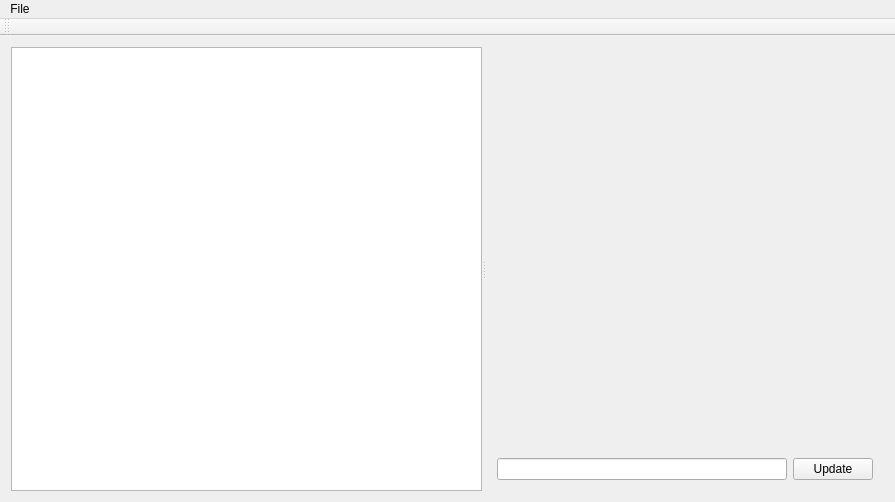
First picture: the form in Stimulator/mainwindow.ui, repository Dystill/umassd-osld, before the edit.
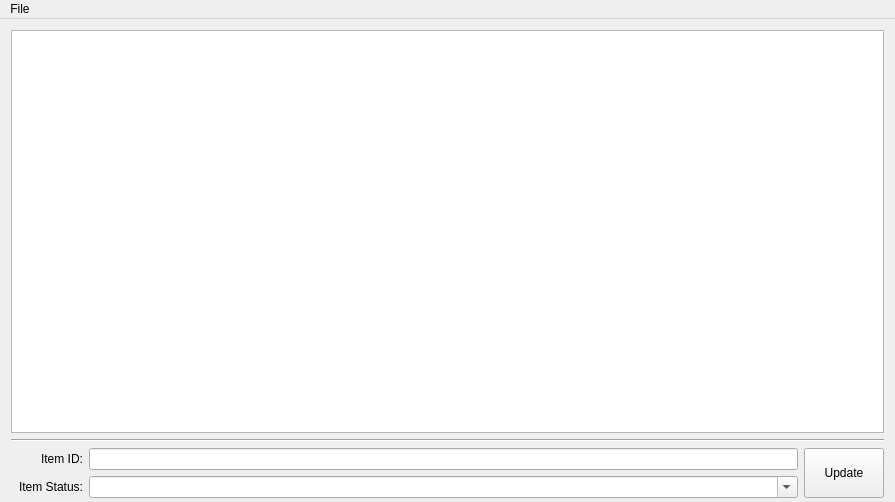
Second picture: the form after the edit.

Commit message: Completed the Stimulator with basic functionality. * Available statuses for each item are now displayed to the user in the form of an editable combo box. * The UI was also overhauled to display relevant information about the selected item to the user. * The user can also manually type in an item’s ID to be changed.

Patch:
```diff
--- a/Stimulator/mainwindow.ui
+++ b/Stimulator/mainwindow.ui
@@ -14,35 +14,81 @@
    <string>MainWindow</string>
   </property>
   <widget class="QWidget" name="centralWidget">
-   <layout class="QHBoxLayout" name="horizontalLayout">
+   <property name="layoutDirection">
+    <enum>Qt::LeftToRight</enum>
+   </property>
+   <layout class="QVBoxLayout" name="verticalLayout">
+    <property name="bottomMargin">
+     <number>4</number>
+    </property>
     <item>
-     <widget class="QSplitter" name="splitter">
+     <widget class="QGraphicsView" name="graphicsView"/>
+    </item>
+    <item>
+     <widget class="Line" name="line">
       <property name="orientation">
        <enum>Qt::Horizontal</enum>
       </property>
-      <widget class="QGraphicsView" name="graphicsView"/>
-      <widget class="QWidget" name="gridLayoutWidget">
+     </widget>
+    </item>
+    <item>
        <layout class="QGridLayout" name="gridLayout">
-        <item row="1" column="1">
-         <widget class="QLineEdit" name="lineEditStatus"/>
-        </item>
-        <item row="1" column="2">
+      <property name="leftMargin">
+       <number>8</number>
+      </property>
+      <property name="topMargin">
+       <number>0</number>
+      </property>
+      <item row="0" column="2">
+       <widget class="QLineEdit" name="lineEditId"/>
+      </item>
+      <item row="0" column="3" rowspan="2">
          <widget class="QPushButton" name="pushButtonUpdate">
+        <property name="sizePolicy">
+         <sizepolicy hsizetype="Minimum" vsizetype="Expanding">
+          <horstretch>0</horstretch>
+          <verstretch>0</verstretch>
+         </sizepolicy>
+        </property>
           <property name="text">
            <string>Update</string>
           </property>
          </widget>
         </item>
-        <item row="0" column="1">
-         <widget class="QLabel" name="labelItemName">
+      <item row="1" column="2">
+       <widget class="QComboBox" name="comboBoxStatus">
+        <property name="editable">
+         <bool>true</bool>
+        </property>
+        <property name="insertPolicy">
+         <enum>QComboBox::NoInsert</enum>
+        </property>
+       </widget>
+      </item>
+      <item row="1" column="0" colspan="2">
+       <widget class="QLabel" name="labelStatus">
           <property name="text">
-           <string/>
+         <string>Item Status:</string>
+        </property>
+        <property name="alignment">
+         <set>Qt::AlignRight|Qt::AlignTrailing|Qt::AlignVCenter</set>
+        </property>
+       </widget>
+      </item>
+      <item row="0" column="0" colspan="2">
+       <widget class="QLabel" name="labelId">
+        <property name="frameShape">
+         <enum>QFrame::NoFrame</enum>
+        </property>
+        <property name="text">
+         <string>Item ID:</string>
+        </property>
+        <property name="alignment">
+         <set>Qt::AlignRight|Qt::AlignTrailing|Qt::AlignVCenter</set>
           </property>
          </widget>
         </item>
        </layout>
-      </widget>
-     </widget>
     </item>
    </layout>
   </widget>
@@ -63,14 +109,6 @@
    </widget>
    <addaction name="menuFile"/>
   </widget>
-  <widget class="QToolBar" name="mainToolBar">
-   <attribute name="toolBarArea">
-    <enum>TopToolBarArea</enum>
-   </attribute>
-   <attribute name="toolBarBreak">
-    <bool>false</bool>
-   </attribute>
-  </widget>
   <action name="actionOpen_Diagram">
    <property name="text">
     <string>Open Diagram</string>
```
Left out of the diff: 13 changed lines with no effect on the pictures. Lines whose indentation alone changed are shown as unchanged. The commit also changes 4 other files.
